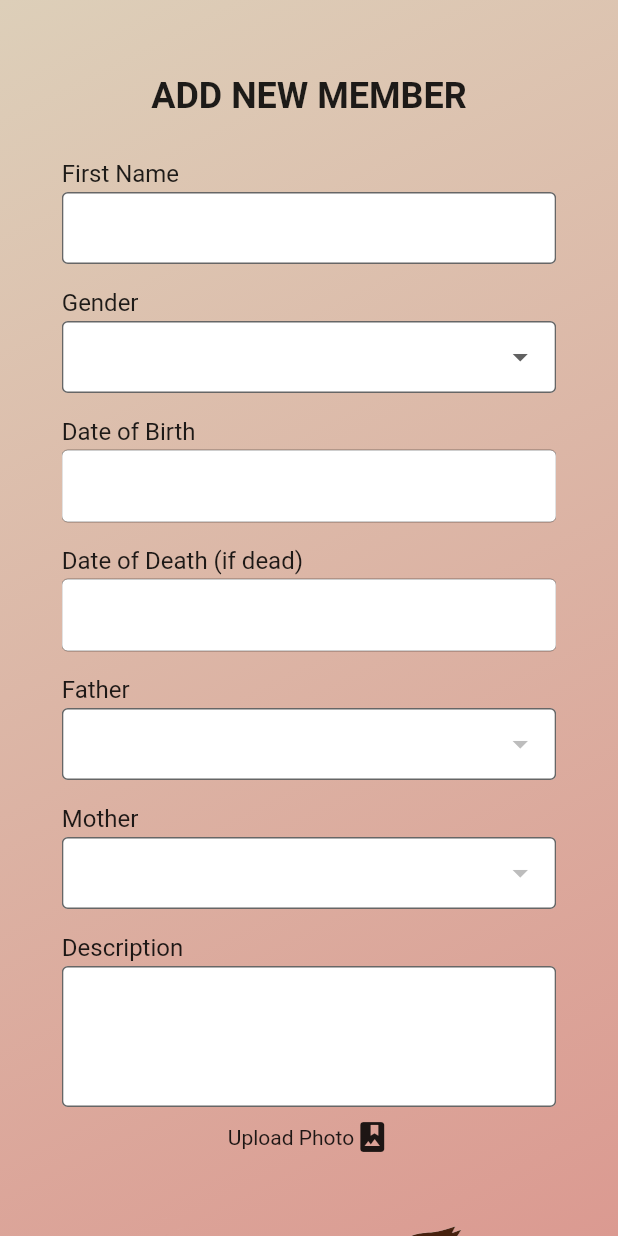
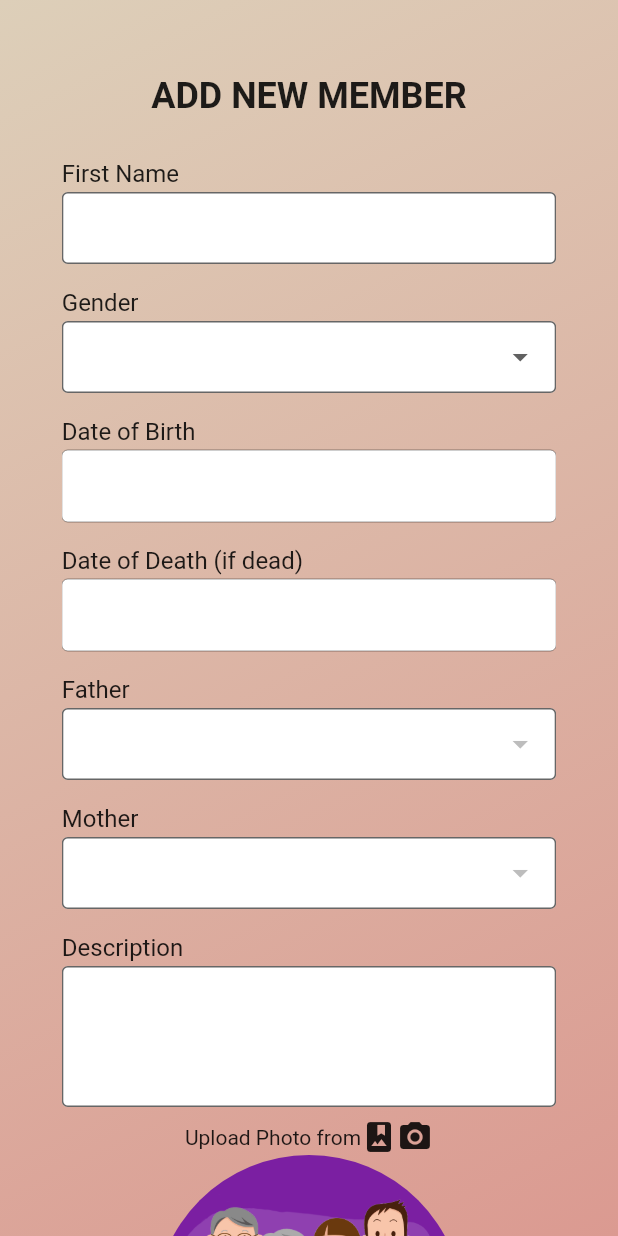
Before and after one commit to threethousandmonkeys/momento_front_end, a Flutter app: the AddNewMemberPage screen opened directly with empty values, on a phone screen of 412 x 824 dp. Run offline on Flutter 3.47's test engine with Material 2 defaults, Android fonts, the phone set to English and light mode, and no system bars; our stand-ins replace carousel_slider, cloud_firestore, firebase_auth, firebase_storage, flutter_secure_storage, font_awesome_flutter and 1 more; accounts and stored records are empty; project files that could hold a hidden picture were left out.

Commit message:
Add select family image feature

```diff
--- a/momento/lib/bloc/add_new_member_bloc.dart
+++ b/momento/lib/bloc/add_new_member_bloc.dart
@@ -1,7 +1,7 @@
 import 'dart:io';
 
 import 'package:flutter/material.dart';
-import 'package:image_picker/image_picker.dart';
+import 'package:momento/models/family.dart';
 import 'package:momento/models/member.dart';
 import 'package:momento/repositories/member_repository.dart';
 import 'package:momento/repositories/family_repository.dart';
@@ -48,7 +48,7 @@ class AddNewMemberBloc {
     return "";
   }
 
-  Future<Null> addNewMember(String familyId) async {
+  Future<Null> addNewMember(Family family) async {
     /// upload photo to cloud, return a retrieval path
     Member newMember = Member(
       id: null,
@@ -64,7 +64,7 @@ class AddNewMemberBloc {
     );
     final memberId = await _memberRepository.createMember(newMember);
     await _cloudStorageService.uploadPhotoAt("member/", memberId, photo);
-    await _familyRepository.addMember(familyId, memberId);
+    await _familyRepository.addMember(family, memberId);
   }
 
   void updateFathers() {
--- a/momento/lib/main.dart
+++ b/momento/lib/main.dart
@@ -7,6 +7,7 @@ class MyApp extends StatelessWidget {
   @override
   Widget build(BuildContext context) {
     return MaterialApp(
+      debugShowCheckedModeBanner: false,
       theme: ThemeData(
         primarySwatch: Colors.purple,
       ),
--- a/momento/lib/models/family.dart
+++ b/momento/lib/models/family.dart
@@ -5,6 +5,7 @@ class Family {
   String description;
   String email;
   List<String> members;
+  int numPhotos;
 
   Family({
     this.id,
@@ -12,6 +13,7 @@ class Family {
     this.description,
     this.email,
     this.members,
+    this.numPhotos,
   });
 
   static Family parseFamily(String familyId, Map<String, dynamic> jsonFamily) {
@@ -25,6 +27,7 @@ class Family {
       description: jsonFamily["description"],
       email: jsonFamily["email"],
       members: members,
+      numPhotos: jsonFamily["num_photos"],
     );
   }
 
@@ -34,6 +37,7 @@ class Family {
       "description": this.description,
       "email": this.email,
       "members": this.members,
+      "num_photos": this.numPhotos,
     };
   }
 }
--- a/momento/lib/screens/add_new_page/add_new_member_page.dart
+++ b/momento/lib/screens/add_new_page/add_new_member_page.dart
@@ -118,7 +118,9 @@ class _AddNewMemberPageState extends State<AddNewMemberPage> {
                   _bloc.photo = value;
                 },
               ),
-              Row(
+              Padding(
+                padding: const EdgeInsets.symmetric(vertical: 10.0),
+                child: Row(
                   mainAxisAlignment: MainAxisAlignment.spaceEvenly,
                   children: <Widget>[
                     UglyButton(
@@ -134,7 +136,7 @@ class _AddNewMemberPageState extends State<AddNewMemberPage> {
                       onPressed: () async {
                         final validation = _bloc.validate();
                         if (validation == "") {
-                        await _bloc.addNewMember(widget.family.id);
+                          await _bloc.addNewMember(widget.family);
                           Navigator.pop(context);
                         } else {
                           print(validation);
@@ -143,6 +145,7 @@ class _AddNewMemberPageState extends State<AddNewMemberPage> {
                     )
                   ],
                 ),
+              ),
             ],
           ),
         ),
--- a/momento/lib/screens/components/image_selector.dart
+++ b/momento/lib/screens/components/image_selector.dart
@@ -17,29 +17,44 @@ class _ImageSelectorState extends State<ImageSelector> {
     return Column(
       children: <Widget>[
         GestureDetector(
-          onTap: () async {
-            final file = await ImagePicker.pickImage(source: ImageSource.gallery);
-            setState(() {
-              selected = file;
-            });
-            widget.onChange(file);
-          },
           child: Row(
             mainAxisAlignment: MainAxisAlignment.center,
             children: <Widget>[
               Text(
-                "Upload Photo",
+                "Upload Photo from",
               ),
-              Icon(Icons.photo_album),
+              GestureDetector(
+                onTap: () async {
+                  final file = await ImagePicker.pickImage(source: ImageSource.gallery);
+                  if (file != null) {
+                    setState(() {
+                      selected = file;
+                    });
+                    widget.onChange(file);
+                  }
+                },
+                child: Icon(Icons.photo_album),
+              ),
+              GestureDetector(
+                onTap: () async {
+                  final file = await ImagePicker.pickImage(source: ImageSource.camera);
+                  if (file != null) {
+                    setState(() {
+                      selected = file;
+                    });
+                    widget.onChange(file);
+                  }
+                },
+                child: Icon(Icons.camera_alt),
+              ),
             ],
           ),
         ),
-        selected != null
-            ? Image.file(
-                selected,
-                fit: BoxFit.fitWidth,
-              )
-            : Image.asset("assets/images/login_logo.png"),
+        CircleAvatar(
+          radius: MediaQuery.of(context).size.width / 4,
+          backgroundImage:
+              selected != null ? FileImage(selected) : AssetImage("assets/images/login_logo.png"),
+        ),
       ],
     );
   }
--- a/momento/lib/screens/signin_page/sign_in_page.dart
+++ b/momento/lib/screens/signin_page/sign_in_page.dart
@@ -259,10 +259,11 @@ class _SignInPageState extends State<SignInPage> with SingleTickerProviderStateM
                 showInSnackBar("please enter email/password");
               } else {
                 showInSnackBar("logging in");
-                await _bloc.signIn(
+                final authUser = await _bloc.signIn(
                   email: _signInEmailController.text.trim(),
                   password: _signInPasswordController.text,
                 );
+                Navigator.pop(context, authUser.uid);
               }
             },
           ),
--- a/momento/pubspec.yaml
+++ b/momento/pubspec.yaml
@@ -18,6 +18,8 @@ dependencies:
   provider: ^3.1.0
   image_picker: ^0.6.1+4
   rxdart: ^0.22.2
+  carousel_slider: ^1.3.1
+  flutter_secure_storage: ^3.3.1+1
 
 dev_dependencies:
   flutter_test:
```
Also changed, not shown: momento/lib/bloc/auth_bloc.dart (+13 -27 lines), momento/lib/bloc/profile_bloc.dart (+34 -3 lines), momento/lib/repositories/family_repository.dart (+14 -6 lines), momento/lib/screens/components/loading_page.dart (+9 -4 lines), momento/lib/screens/profile_page/profile_page.dart (+43 -30 lines), momento/assets/images/test_family_profile.jpg (deleted), momento/assets/images/test_family_tree.jpg (deleted), 2 other files. Lines whose indentation alone changed are shown as unchanged.
